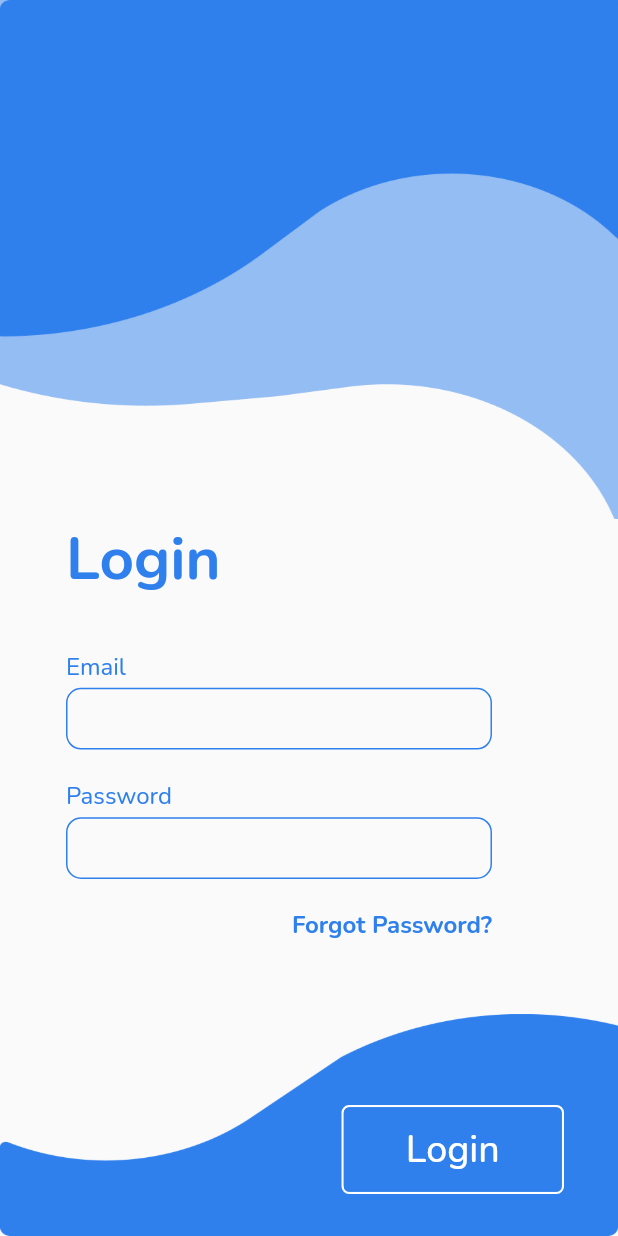
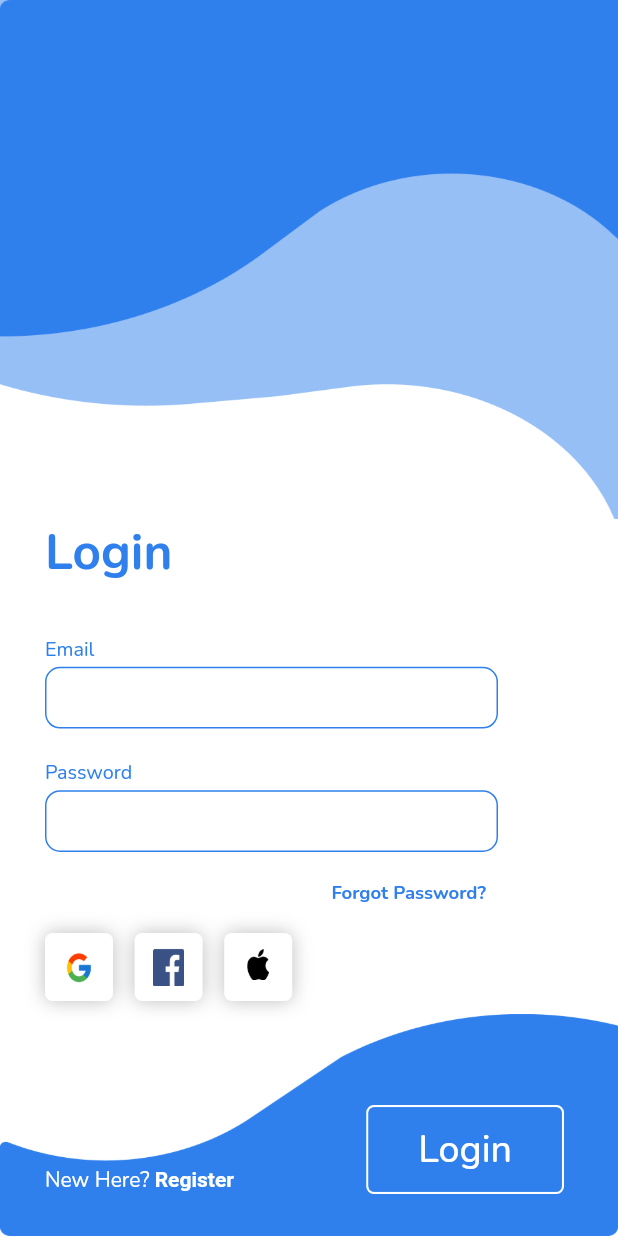
Before and after one commit to araujo-alef/lorem_app_flutter, a Flutter app: the screen it shows after launch, after a tap on "Get Started", on a phone screen of 412 x 824 dp. Run offline on Flutter 3.47's test engine with Material 2 defaults, Android fonts, the phone set to English and light mode, and no system bars; our stand-ins replace get, google_fonts.

Commit message:
completion of home page

```diff
--- a/lib/app/ui/android/home/home_page.dart
+++ b/lib/app/ui/android/home/home_page.dart
@@ -9,6 +9,7 @@ class HomePage extends StatelessWidget {
     final width = (MediaQuery.of(context).size.width / 100);
 
     return Scaffold(
+      backgroundColor: Colors.white,
       body: Column(
         children: [
           Column(
@@ -41,7 +42,7 @@ class HomePage extends StatelessWidget {
                       child: Text(
                         'Lorem',
                         style: GoogleFonts.nunito(
-                            fontSize: 42,
+                            fontSize: height * 4,
                             color: Color(0XBF2F80ED)),
                       ),
                     ),
@@ -51,7 +52,7 @@ class HomePage extends StatelessWidget {
                       child: Text(
                         'consequat duis\nenim velit ',
                         style: GoogleFonts.nunito(
-                            fontSize: 26,
+                            fontSize: height * 2.5,
                             fontWeight: FontWeight.w300,
                             color: Color(0XBF2F80ED)),
                       ),
@@ -83,7 +84,7 @@ class HomePage extends StatelessWidget {
                         'Get Started',
                         style: GoogleFonts.nunito(
                           color: Colors.white,
-                          fontSize: 25,
+                          fontSize: height * 2.4,
                           wordSpacing: 0.5
                         ),
                       ),
--- a/lib/app/ui/android/login/login_page.dart
+++ b/lib/app/ui/android/login/login_page.dart
@@ -8,9 +8,9 @@ class LoginPage extends StatelessWidget {
     final width = (MediaQuery.of(context).size.width / 100);
 
     return Scaffold(
-      body: Column(
-        children: [
-          Column(
+      backgroundColor: Colors.white,
+      body: SingleChildScrollView(
+        child: Column(
           children: [
             Container(
               height: height * 42,
@@ -22,53 +22,66 @@ class LoginPage extends StatelessWidget {
             Container(
               height: height * 40,
               child: Padding(
-                  padding: const EdgeInsets.only(left: 44, right: 84 ),
+                padding: const EdgeInsets.only(left: 30, right: 80),
                 child: Column(
                   crossAxisAlignment: CrossAxisAlignment.start,
                   children: [
-                      Text(
-                        'Login',
+                    Text('Login',
                         style: GoogleFonts.nunito(
-                          fontSize: 40,
+                            fontSize: height * 4,
                             fontWeight: FontWeight.bold,
-                          color: Color(0Xff2F80ED)
-                        )
+                            color: Color(0Xff2F80ED))),
+                    SizedBox(
+                      height: height * 4,
                     ),
-                      SizedBox(height: height * 4,),
-                      Text(
-                        'Email',
+                    Text('Email',
                         style: GoogleFonts.nunito(
-                          fontSize: 16,
-                          color: Color(0Xff2F80ED)
-                        )
+                            fontSize: height * 1.6,
+                            color: Color(0Xff2F80ED))),
+                    SizedBox(
+                      height: height * 0.3,
                     ),
-                      SizedBox(height: height * 0.3,),
                     SizedBox(
                       height: height * 5,
                       child: TextField(
                         decoration: InputDecoration(
-                            border: OutlineInputBorder(borderRadius: BorderRadius.all(Radius.circular(10))),
-                            disabledBorder: OutlineInputBorder(borderSide: BorderSide(color: Color(0Xff2F80ED))),
-                            enabledBorder: OutlineInputBorder(borderSide: BorderSide(color: Color(0Xff2F80ED)), borderRadius: BorderRadius.all(Radius.circular(10))),
+                          border: OutlineInputBorder(
+                              borderRadius:
+                                  BorderRadius.all(Radius.circular(10))),
+                          disabledBorder: OutlineInputBorder(
+                              borderSide:
+                                  BorderSide(color: Color(0Xff2F80ED))),
+                          enabledBorder: OutlineInputBorder(
+                              borderSide:
+                                  BorderSide(color: Color(0Xff2F80ED)),
+                              borderRadius:
+                                  BorderRadius.all(Radius.circular(10))),
                         ),
                       ),
                     ),
                     SizedBox(height: height * 2.5),
-                      Text(
-                        'Password',
+                    Text('Password',
                         style: GoogleFonts.nunito(
-                          fontSize: 16,
-                          color: Color(0Xff2F80ED)
-                        )
+                            fontSize: height * 1.6,
+                            color: Color(0Xff2F80ED))),
+                    SizedBox(
+                      height: height * 0.3,
                     ),
-                      SizedBox(height: height * 0.3,),
                     SizedBox(
                       height: height * 5,
                       child: TextField(
                         decoration: InputDecoration(
-                            border: OutlineInputBorder(borderRadius: BorderRadius.all(Radius.circular(10))),
-                            disabledBorder: OutlineInputBorder(borderSide: BorderSide(color: Color(0Xff2F80ED))),
-                            enabledBorder: OutlineInputBorder(borderSide: BorderSide(color: Color(0Xff2F80ED)), borderRadius: BorderRadius.all(Radius.circular(10))),
+                          border: OutlineInputBorder(
+                              borderRadius:
+                                  BorderRadius.all(Radius.circular(10))),
+                          disabledBorder: OutlineInputBorder(
+                              borderSide:
+                                  BorderSide(color: Color(0Xff2F80ED))),
+                          enabledBorder: OutlineInputBorder(
+                              borderSide:
+                                  BorderSide(color: Color(0Xff2F80ED)),
+                              borderRadius:
+                                  BorderRadius.all(Radius.circular(10))),
                         ),
                       ),
                     ),
@@ -76,16 +89,88 @@ class LoginPage extends StatelessWidget {
                         width: width * 100,
                         alignment: Alignment.centerRight,
                         child: Padding(
-                          padding: const EdgeInsets.only(top: 20),
-                          child: Text(
-                            'Forgot Password?',
+                          padding: const EdgeInsets.only(top: 4),
+                          child: TextButton(
+                            onPressed: () {},
+                            child: Text('Forgot Password?',
                                 style: GoogleFonts.nunito(
                                     fontWeight: FontWeight.bold,
-                              fontSize: 16,
-                              color: Color(0Xff2F80ED)
+                                    fontSize: height * 1.5,
+                                    color: Color(0Xff2F80ED))),
+                          ),
+                        )),
+                    Container(
+                      height: height * 6,
+                      child: Row(
+                        mainAxisAlignment: MainAxisAlignment.start,
+                        children: [
+                          Container(
+                            width: width * 11,
+                            height: height * 5.5,
+                            decoration: BoxDecoration(
+                              borderRadius: BorderRadius.all(Radius.circular(5)),
+                              color: Colors.white,
+                              boxShadow: [
+                                BoxShadow(
+                                  color: Colors.black26,
+                                  blurRadius: 10
                                 )
+                              ]
                             ),
+                            child: TextButton(
+                                onPressed: () {},
+                                child: Padding(
+                                  padding: const EdgeInsets.only(top: 3, bottom: 3),
+                                  child: Image(image: AssetImage('assets/images/google_logo.png')),
+                                ),
+                            ),
+                          ),
+                          SizedBox(width: width * 3.5,),
+                          Container(
+                            width: width * 11,
+                            height: height * 5.5,
+                            decoration: BoxDecoration(
+                              borderRadius: BorderRadius.all(Radius.circular(5)),
+                              color: Colors.white,
+                              boxShadow: [
+                                BoxShadow(
+                                  color: Colors.black26,
+                                  blurRadius: 10
                                 )
+                              ]
+                            ),
+                            child: TextButton(
+                                onPressed: () {},
+                                child: Padding(
+                                  padding: const EdgeInsets.all(2.0),
+                                  child: Image(image: AssetImage('assets/images/fb_logo.png')),
+                                ),
+                            ),
+                          ),
+                          SizedBox(width: width * 3.5,),
+                          Container(
+                            width: width * 11,
+                            height: height * 5.5,
+                            decoration: BoxDecoration(
+                              borderRadius: BorderRadius.all(Radius.circular(5)),
+                              color: Colors.white,
+                              boxShadow: [
+                                BoxShadow(
+                                  color: Colors.black26,
+                                  blurRadius: 10
+                                )
+                              ]
+                            ),
+                            child: TextButton(
+                                onPressed: () {},
+                                child: Padding(
+                                  padding: const EdgeInsets.only(top: 2, bottom: 6, left: 4, right: 4),
+                                  child: Image(image: AssetImage('assets/images/apple_logo.png')),
+                                ),
+                            ),
+                          ),
+                        ],
+                      ),
                     )
                   ],
                 ),
@@ -98,42 +183,58 @@ class LoginPage extends StatelessWidget {
               decoration: BoxDecoration(
                   image: DecorationImage(
                       image: AssetImage('assets/images/back_bottom.png'),
-                        fit: BoxFit.fill
+                      fit: BoxFit.fill)),
+              child: Padding(
+                padding: const EdgeInsets.only(left: 30, bottom: 28,),
+                child: Row(
+                  mainAxisAlignment: MainAxisAlignment.spaceBetween,
+                  crossAxisAlignment: CrossAxisAlignment.end,
+                  children: [
+                    Container(
+                      child: RichText(
+                        text: TextSpan(
+                          style: GoogleFonts.nunito(
+                            fontSize: height * 1.7,
+                            color: Colors.white
+                          ),
+                          children: [
+                            TextSpan(text: 'New Here?' ),
+                            TextSpan(text: ' Register', style: TextStyle(fontWeight: FontWeight.bold))
+                          ]
+                        ),
                       )
                     ),
-                child: Padding(
+                    Padding(
                       padding: const EdgeInsets.only(
                         right: 36,
-                    bottom: 28,
                       ),
                       child: Container(
-                    width: width * 36,
+                        width: width * 32,
                         height: height * 7.2,
                         child: ElevatedButton(
-                    onPressed: (){},
+                            onPressed: () {},
                             child: Text(
                               'Login',
                               style: GoogleFonts.nunito(
                                   color: Colors.white,
                                   fontSize: 25,
-                          wordSpacing: 0.5
-                        ),
+                                  wordSpacing: 0.5),
                             ),
                             style: TextButton.styleFrom(
                               backgroundColor: Color(0Xff2F80ED),
                               shadowColor: Colors.transparent,
-                    )
-                  ),
+                            )),
                         decoration: BoxDecoration(
                             border: Border.all(width: 1.5, color: Colors.white),
-                      borderRadius: BorderRadius.all(Radius.circular(5))
+                            borderRadius: BorderRadius.all(Radius.circular(5))),
                       ),
+                    ),
+                  ],
                 ),
               ),
             )
           ],
         ),
-        ],
       ),
     );
   }
```
Also changed, not shown: assets/images/apple_logo.png (added), assets/images/fb_logo.png (added), assets/images/google_logo.png (added). Lines whose indentation alone changed are shown as unchanged.
